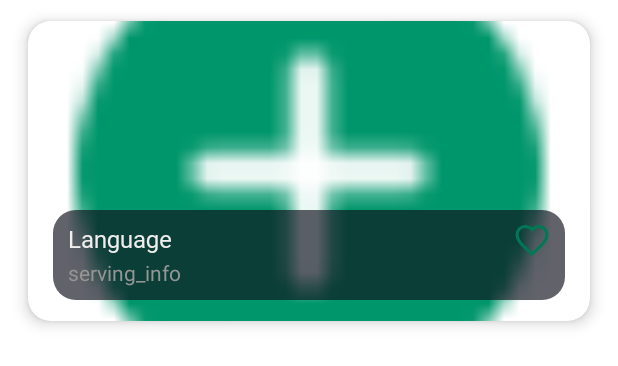
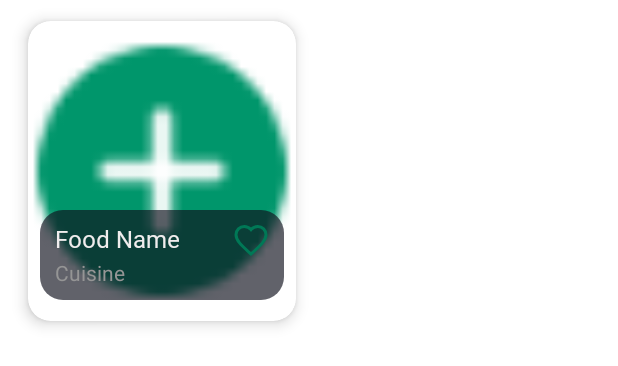
Before and after one commit to AakifAhmedd/MobileAppDev-CW2, an Android app: the layout each_item_horizontal.xml on its own in the app's theme, with its tools: preview values and no code run, on a phone screen of 412 x 824 dp. Shown: the top 366 px of the screen. Run offline under Robolectric (Android 15) with nearby library versions, the phone set to English and light mode, and no system bars.

Commit message:
Search works

```diff
--- a/app/src/main/AndroidManifest.xml
+++ b/app/src/main/AndroidManifest.xml
@@ -17,6 +17,7 @@
         <activity
         android:name=".MainActivity"
         android:exported="true">
+
         <intent-filter>
             <action android:name="android.intent.action.MAIN" />
 
@@ -24,7 +25,7 @@
         </intent-filter>
     </activity>
 
-    <activity android:name=".SearchActivity" />
+    <activity android:name=".SearchActivity" android:windowSoftInputMode="adjustPan"/>
 
     <activity android:name=".AddMealActivity" />
 
--- a/app/src/main/java/com/example/mobileappcw2/LanguageAdapter.kt
+++ b/app/src/main/java/com/example/mobileappcw2/LanguageAdapter.kt
@@ -34,7 +34,7 @@ class LanguageAdapter(var mList: List<LanguageData>) :
     var onHeartIconClickListener: ((language: LanguageData) -> Unit)? = null
 
     override fun onCreateViewHolder(parent: ViewGroup, viewType: Int): LanguageViewHolder {
-        val view = LayoutInflater.from(parent.context).inflate(R.layout.each_item , parent , false)
+        val view = LayoutInflater.from(parent.context).inflate(R.layout.each_item_vertical , parent , false)
         return LanguageViewHolder(view)
     }
 
--- a/app/src/main/res/layout/activity_search.xml
+++ b/app/src/main/res/layout/activity_search.xml
@@ -58,7 +58,7 @@
         <androidx.recyclerview.widget.RecyclerView
             android:id="@+id/recyclerViewSuggestions"
             android:layout_width="match_parent"
-            android:layout_height="wrap_content"
+            android:layout_height="match_parent"
             android:orientation="horizontal" />
 
         <TextView
@@ -66,7 +66,7 @@
             android:layout_width="match_parent"
             android:layout_height="wrap_content"
             android:fontFamily="@font/roboto_medium"
-            android:text="@string/search"
+            android:text="@string/search_results"
             android:textColor="@color/white"
             android:paddingStart="20dp"
             android:paddingEnd="20dp"
--- a/app/src/main/res/layout/each_item.xml
+++ b/app/src/main/res/layout/each_item_horizontal.xml
@@ -1,11 +1,12 @@
 <?xml version="1.0" encoding="utf-8"?>
 <com.google.android.material.card.MaterialCardView xmlns:android="http://schemas.android.com/apk/res/android"
-    android:layout_width="match_parent"
+    xmlns:tools="http://schemas.android.com/tools"
+    android:layout_width="200dp"
     android:layout_height="wrap_content"
     xmlns:app="http://schemas.android.com/apk/res-auto"
     app:cardCornerRadius="15dp"
     app:cardUseCompatPadding="true"
-    android:layout_marginHorizontal="8dp"
+    android:layout_marginStart="8dp"
     app:cardElevation="6dp">
 
     <androidx.constraintlayout.widget.ConstraintLayout
@@ -22,8 +23,6 @@
             android:contentDescription="@string/image_of_food_item" />
 
 
-
-
         <FrameLayout
             android:id="@+id/suggestions_details"
             android:layout_width="0dp"
@@ -31,31 +30,33 @@
             android:layout_marginBottom="14dp"
             android:background="@drawable/suggestions_details"
             app:layout_constraintBottom_toBottomOf="parent"
+            app:layout_constraintEnd_toEndOf="parent"
             app:layout_constraintHorizontal_bias="0.5"
             app:layout_constraintStart_toStartOf="parent"
-            app:layout_constraintEnd_toEndOf="parent"
-            app:layout_constraintWidth_percent="0.9125">
+            app:layout_constraintWidth_percent="0.9125"
+            tools:ignore="TextSizeCheck">
 
             <LinearLayout
                 android:layout_width="match_parent"
                 android:layout_height="match_parent"
                 android:orientation="vertical"
+                android:paddingVertical="6dp"
                 android:paddingStart="8dp"
-                android:paddingEnd="8dp"
-                android:paddingVertical="6dp">
+                android:paddingEnd="8dp">
 
                 <LinearLayout
                     android:layout_width="match_parent"
                     android:layout_height="wrap_content"
-                    android:orientation="horizontal">
+                    android:orientation="horizontal"
+                    tools:ignore="UseCompoundDrawables">
 
                     <TextView
                         android:id="@+id/titleTv"
-                        android:layout_width="match_parent"
+                        android:layout_width="0dp"
                         android:layout_height="wrap_content"
                         android:layout_weight="1"
                         android:fontFamily="@font/roboto"
-                        android:text="Language"
+                        android:text="@string/food_name"
                         android:textColor="@color/white"
                         android:textSize="16sp" />
 
@@ -63,7 +64,9 @@
                         android:id="@+id/heart"
                         android:layout_width="wrap_content"
                         android:layout_height="wrap_content"
-                        android:src="@drawable/heart_outline" />
+                        android:contentDescription="Default"
+                        android:src="@drawable/heart_outline"
+                        tools:ignore="HardcodedText,ImageContrastCheck" />
 
                 </LinearLayout>
 
@@ -71,8 +74,9 @@
                     android:id="@+id/servingTv"
                     android:layout_width="match_parent"
                     android:layout_height="wrap_content"
-                    android:text="serving_info"
-                    android:textColor="@color/gray" />
+                    android:text="@string/cuisine"
+                    android:textColor="@color/gray"
+                    tools:ignore="TextContrastCheck" />
 
             </LinearLayout>
 
--- a/app/src/main/res/values/strings.xml
+++ b/app/src/main/res/values/strings.xml
@@ -8,7 +8,7 @@
 	<string name="by_ingredient_string">Search for Meals \n By Ingredient</string>
 	<string name="add_meals_string">Add Meals</string>
 	<string name="suggestions">Suggestions</string>
-	<string name="search">Search</string>
+	<string name="search_results">Search Results</string>
     <string name="image_of_food_item">Image of food item</string>
     <string name="category">Category</string>
 	<string name="name">Name</string>
@@ -16,4 +16,7 @@
 	<string name="area">Area</string>
 	<string name="instructions">Instructions</string>
 	<string name="save">Save</string>
+	<string name="food_name">Food Name</string>
+	<string name="cuisine">Cuisine</string>
+	<string name="serving_info">serving_info</string>
 </resources>
```
Also changed, not shown: app/src/main/java/com/example/mobileappcw2/SearchActivity.kt (+30 -8 lines), app/src/main/res/layout/each_item_vertical.xml (added, +89 -0 lines).
